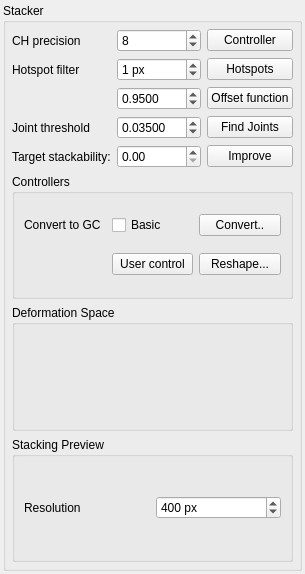
This is Stacker/StackerWidget.ui in HonghuaLi/stacker as Qt 5 draws it before an edit. The edited form follows.
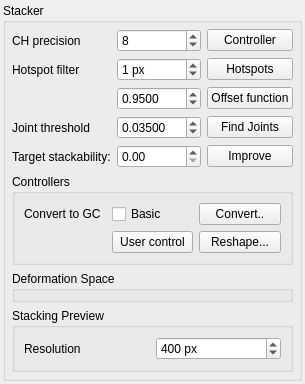
This is the edited form.

Commit message: Better UI layout.

Patch:
```diff
--- a/Stacker/StackerWidget.ui
+++ b/Stacker/StackerWidget.ui
@@ -7,7 +7,7 @@
     <x>0</x>
     <y>0</y>
     <width>272</width>
-    <height>574</height>
+    <height>341</height>
    </rect>
   </property>
   <property name="sizePolicy">
```
The commit also changes 6 other files.
